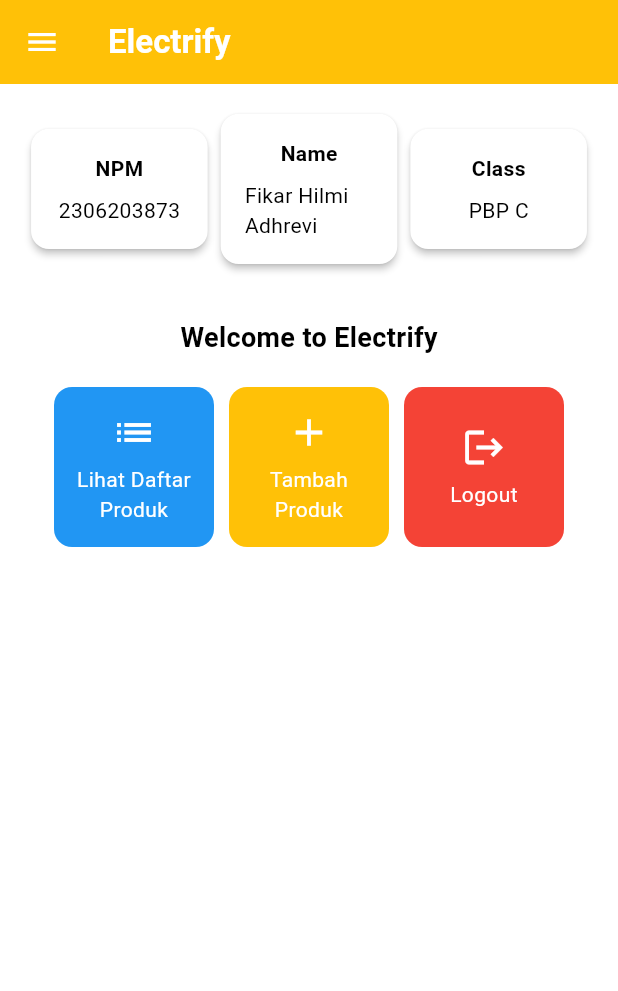
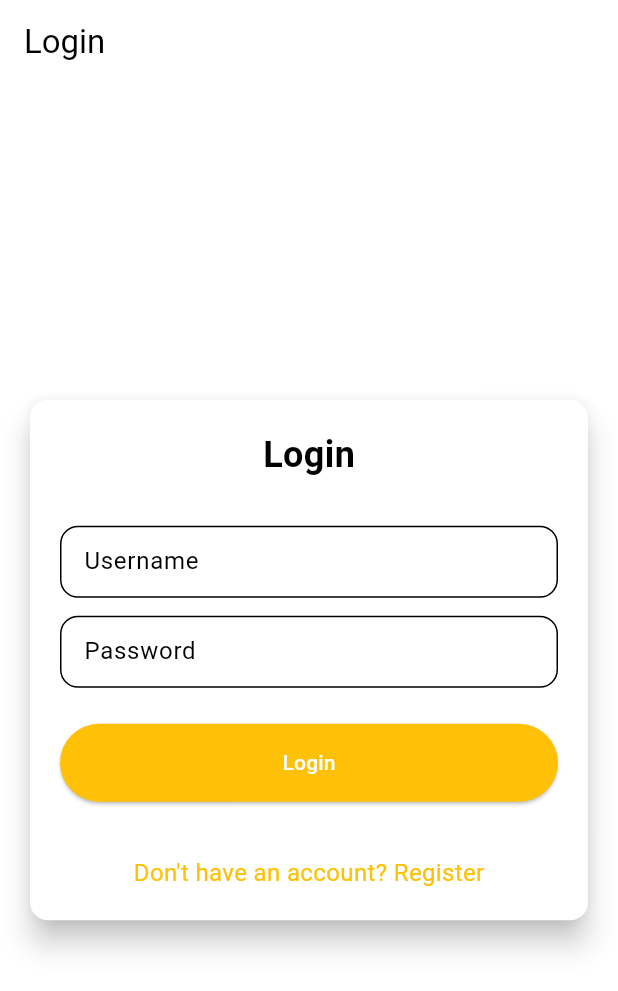
Before and after one commit to fikaradrv/electrifymobile, a Flutter app: the screen it shows after launch, on a phone screen of 412 x 824 dp. Shown: the top 991 px of the screen. Run offline on Flutter 3.47's test engine with Material 3 defaults, Android fonts, the phone set to English and light mode, and no system bars; missing offline and left inert: pbp_django_auth.

Commit message:
tugas 9 selesai

```diff
--- a/lib/main.dart
+++ b/lib/main.dart
@@ -1,6 +1,8 @@
 import 'package:flutter/material.dart';
 import 'package:electrifymobile/screens/menu.dart';
-
+import 'package:pbp_django_auth/pbp_django_auth.dart';
+import 'package:provider/provider.dart';
+import 'package:electrifymobile/screens/login.dart';
 void main() {
   runApp(const MyApp());
 }
@@ -8,31 +10,23 @@
 class MyApp extends StatelessWidget {
   const MyApp({super.key});
 
-  // This widget is the root of your application.
   @override
   Widget build(BuildContext context) {
-    return MaterialApp(
-      title: 'Flutter Demo',
-      theme: ThemeData(
-        // This is the theme of your application.
-        //
-        // TRY THIS: Try running your application with "flutter run". You'll see
-        // the application has a purple toolbar. Then, without quitting the app,
-        // try changing the seedColor in the colorScheme below to Colors.green
-        // and then invoke "hot reload" (save your changes or press the "hot
-        // reload" button in a Flutter-supported IDE, or press "r" if you used
-        // the command line to start the app).
-        //
-        // Notice that the counter didn't reset back to zero; the application
-        // state is not lost during the reload. To reset the state, use hot
-        // restart instead.
-        //
-        // This works for code too, not just values: Most code changes can be
-        // tested with just a hot reload.
-        colorScheme: ColorScheme.fromSwatch(primarySwatch: Colors.amber,).copyWith(secondary: Colors.amber[400]),
-        useMaterial3: true,
+    return Provider(
+      create: (_) {
+        CookieRequest request = CookieRequest();
+        return request;
+      },
+      child: MaterialApp(
+        title: 'Electrify',
+        theme: ThemeData(
+          useMaterial3: true,
+          colorScheme: ColorScheme.fromSwatch(
+            primarySwatch: Colors.amber,
+          ).copyWith(secondary: Colors.amber[400]),
+        ),
+        home: const LoginPage(),
       ),
-      home: MyHomePage(),
     );
   }
 }
--- /dev/null
+++ b/lib/screens/login.dart
@@ -0,0 +1,179 @@
+import 'package:electrifymobile/screens/menu.dart';
+import 'package:flutter/material.dart';
+import 'package:pbp_django_auth/pbp_django_auth.dart';
+import 'package:provider/provider.dart';
+import 'package:electrifymobile/screens/register.dart';
+// TODO: Import halaman RegisterPage jika sudah dibuat
+
+
+void main() {
+  runApp(const LoginApp());
+}
+
+class LoginApp extends StatelessWidget {
+  const LoginApp({super.key});
+
+  @override
+  Widget build(BuildContext context) {
+    return MaterialApp(
+      title: 'Login',
+      theme: ThemeData(
+        useMaterial3: true,
+        colorScheme: ColorScheme.fromSwatch(
+          primarySwatch: Colors.deepPurple,
+        ).copyWith(secondary: Colors.deepPurple[400]),
+      ),
+      home: const LoginPage(),
+    );
+  }
+}
+
+class LoginPage extends StatefulWidget {
+  const LoginPage({super.key});
+
+  @override
+  State<LoginPage> createState() => _LoginPageState();
+}
+
+class _LoginPageState extends State<LoginPage> {
+  final TextEditingController _usernameController = TextEditingController();
+  final TextEditingController _passwordController = TextEditingController();
+
+  @override
+  Widget build(BuildContext context) {
+    final request = context.watch<CookieRequest>();
+
+    return Scaffold(
+      appBar: AppBar(
+        title: const Text('Login'),
+      ),
+      body: Center(
+        child: SingleChildScrollView(
+          padding: const EdgeInsets.all(16.0),
+          child: Card(
+            elevation: 8,
+            shape: RoundedRectangleBorder(
+              borderRadius: BorderRadius.circular(12.0),
+            ),
+            child: Padding(
+              padding: const EdgeInsets.all(20.0),
+              child: Column(
+                mainAxisSize: MainAxisSize.min,
+                children: [
+                  const Text(
+                    'Login',
+                    style: TextStyle(
+                      fontSize: 24.0,
+                      fontWeight: FontWeight.bold,
+                    ),
+                  ),
+                  const SizedBox(height: 30.0),
+                  TextField(
+                    controller: _usernameController,
+                    decoration: const InputDecoration(
+                      labelText: 'Username',
+                      hintText: 'Enter your username',
+                      border: OutlineInputBorder(
+                        borderRadius: BorderRadius.all(Radius.circular(12.0)),
+                      ),
+                      contentPadding:
+                          EdgeInsets.symmetric(horizontal: 12.0, vertical: 8.0),
+                    ),
+                  ),
+                  const SizedBox(height: 12.0),
+                  TextField(
+                    controller: _passwordController,
+                    decoration: const InputDecoration(
+                      labelText: 'Password',
+                      hintText: 'Enter your password',
+                      border: OutlineInputBorder(
+                        borderRadius: BorderRadius.all(Radius.circular(12.0)),
+                      ),
+                      contentPadding:
+                          EdgeInsets.symmetric(horizontal: 12.0, vertical: 8.0),
+                    ),
+                    obscureText: true,
+                  ),
+                  const SizedBox(height: 24.0),
+                  ElevatedButton(
+                    onPressed: () async {
+                      String username = _usernameController.text;
+                      String password = _passwordController.text;
+
+                      final response = await request
+                          .login("http://127.0.0.1:8000/auth/login/", {
+                        'username': username,
+                        'password': password,
+                      });
+
+                      if (request.loggedIn) {
+                        String message = response['message'];
+                        String uname = response['username'];
+                        if (context.mounted) {
+                          Navigator.pushReplacement(
+                            context,
+                            MaterialPageRoute(
+                                builder: (context) => MyHomePage()),
+                          );
+                          ScaffoldMessenger.of(context)
+                            ..hideCurrentSnackBar()
+                            ..showSnackBar(
+                              SnackBar(
+                                  content:
+                                      Text("$message Selamat datang, $uname.")),
+                            );
+                        }
+                      } else {
+                        if (context.mounted) {
+                          showDialog(
+                            context: context,
+                            builder: (context) => AlertDialog(
+                              title: const Text('Login Gagal'),
+                              content: Text(response['message']),
+                              actions: [
+                                TextButton(
+                                  child: const Text('OK'),
+                                  onPressed: () {
+                                    Navigator.pop(context);
+                                  },
+                                ),
+                              ],
+                            ),
+                          );
+                        }
+                      }
+                    },
+                    style: ElevatedButton.styleFrom(
+                      foregroundColor: Colors.white,
+                      minimumSize: Size(double.infinity, 50),
+                      backgroundColor: Theme.of(context).colorScheme.primary,
+                      padding: const EdgeInsets.symmetric(vertical: 16.0),
+                    ),
+                    child: const Text('Login'),
+                  ),
+                  const SizedBox(height: 36.0),
+                  GestureDetector(
+                    onTap: () {
+                      Navigator.push(
+                        context,
+                        MaterialPageRoute(
+                            builder: (context) => const RegisterPage()),
+                      );
+                    },
+                    child: Text(
+                      'Don\'t have an account? Register',
+                      style: TextStyle(
+                        color: Theme.of(context).colorScheme.primary,
+                        fontSize: 16.0,
+                      ),
+                    ),
+                  ),
+                ],
+              ),
+            ),
+          ),
+        ),
+      ),
+    );
+  }
+}
--- a/pubspec.yaml
+++ b/pubspec.yaml
@@ -35,6 +35,9 @@
   # The following adds the Cupertino Icons font to your application.
   # Use with the CupertinoIcons class for iOS style icons.
   cupertino_icons: ^1.0.8
+  provider: ^6.1.2
+  pbp_django_auth: ^0.4.0
+  http: ^1.2.2
 
 dev_dependencies:
   flutter_test:
```
Also changed, not shown: lib/models/product_entry.dart (added, +69 -0 lines), lib/screens/list_productentry.dart (added, +92 -0 lines), lib/screens/productentry_form.dart (+43 -37 lines), lib/screens/register.dart (added, +163 -0 lines), lib/widgets/left_drawer.dart (+12 -0 lines), lib/widgets/product_card.dart (+36 -1 lines), pubspec.lock, 2 other files.
